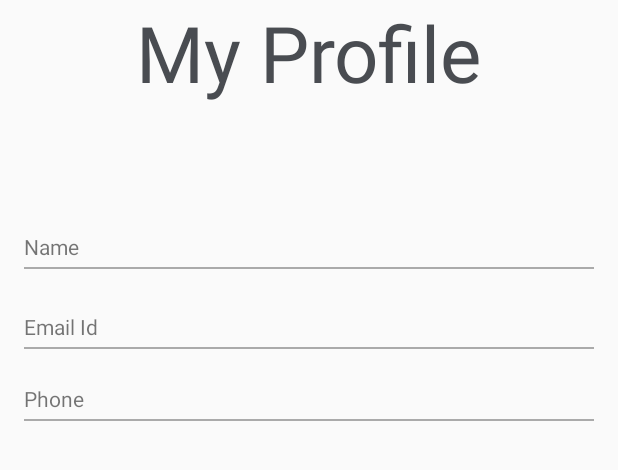
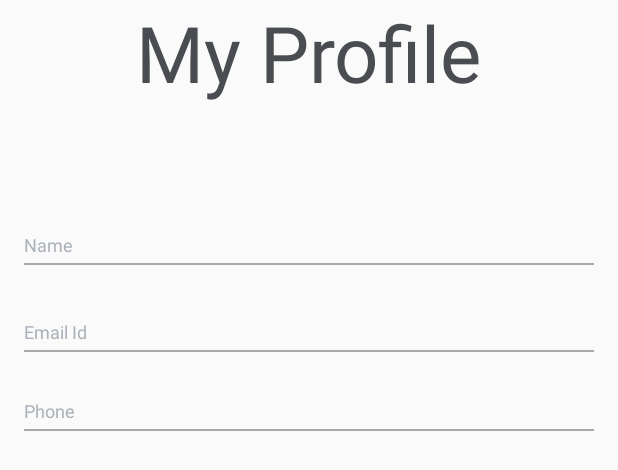
Before and after one commit to Vibeosys/NearbyPets, an Android app: the layout new_profile.xml on its own in the app's theme, with its tools: preview values and no code run, on a phone screen of 412 x 824 dp. Shown: the top 470 px of the screen. Run offline under Robolectric (Android 15) with nearby library versions, the phone set to English and light mode, and no system bars; network calls fail.

```diff
--- a/NearbyPets/app/src/main/java/com/nearbypets/activities/CategoryListActivity.java
+++ b/NearbyPets/app/src/main/java/com/nearbypets/activities/CategoryListActivity.java
@@ -93,7 +93,10 @@ public class CategoryListActivity extends BaseActivity implements
     @Override
     public boolean onCreateOptionsMenu(Menu menu) {
         // Inflate the menu; this adds items to the action bar if it is present.
-        getMenuInflater().inflate(R.menu.main, menu);
+        if (mSessionManager.getUserRoleId() == AppConstants.ROLL_ID_ADMIN)
+            getMenuInflater().inflate(R.menu.main_admin, menu);
+        else
+            getMenuInflater().inflate(R.menu.main, menu);
         return true;
     }
 
--- a/NearbyPets/app/src/main/java/com/nearbypets/activities/PostedAdListActivity.java
+++ b/NearbyPets/app/src/main/java/com/nearbypets/activities/PostedAdListActivity.java
@@ -160,6 +160,7 @@ public class PostedAdListActivity extends ProductListActivity implements
         ProductDataDTO productDataDTO = mProductAdapter.getItem(position);
         Intent intent = new Intent(getApplicationContext(), PostedAdDetailsActivity.class);
         intent.putExtra(AppConstants.PRODUCT_DISTANCE, "" + productDataDTO.getDistance());
+        intent.putExtra(AppConstants.PRODUCT_AD_ID, "" + productDataDTO.getAdId());
         startActivity(intent);
     }
 
--- a/NearbyPets/app/src/main/java/com/nearbypets/activities/SavedAdListActivity.java
+++ b/NearbyPets/app/src/main/java/com/nearbypets/activities/SavedAdListActivity.java
@@ -159,7 +159,7 @@ public class SavedAdListActivity extends ProductListActivity
         ProductDataDTO productDataDTO = mProductAdapter.getItem(position);
         Intent intent = new Intent(getApplicationContext(), SavedAdDetailsActivity.class);
         intent.putExtra(AppConstants.PRODUCT_DISTANCE, "" + productDataDTO.getDistance());
-        //intent.putExtra(AppConstants.PRODUCT_AD_ID, productData.getAdId());
+        intent.putExtra(AppConstants.PRODUCT_AD_ID, productData.getAdId());
         startActivity(intent);
     }
 }
--- a/NearbyPets/app/src/main/res/layout/new_profile.xml
+++ b/NearbyPets/app/src/main/res/layout/new_profile.xml
@@ -3,6 +3,7 @@
     android:layout_width="match_parent"
     android:layout_height="match_parent"
     android:orientation="vertical">
+
     <ProgressBar
         android:id="@+id/progressBar"
         style="?android:attr/progressBarStyleLarge"
@@ -11,6 +12,7 @@
         android:layout_gravity="center"
         android:layout_marginBottom="8dp"
         android:visibility="gone" />
+
     <LinearLayout
         android:id="@+id/profileLinear"
         android:layout_width="match_parent"
@@ -25,7 +27,7 @@
             android:text="My Profile"
             android:textAppearance="?android:attr/textAppearanceLarge"
             android:textColor="@color/primaryText"
-        android:textSize="52sp"/>
+            android:textSize="52sp" />
 
 
         <RelativeLayout xmlns:android="http://schemas.android.com/apk/res/android"
@@ -40,7 +42,6 @@
 
 
             <TextView
-
                 android:id="@+id/FirstNameTitle"
                 android:layout_width="wrap_content"
                 android:layout_height="wrap_content"
@@ -55,8 +56,10 @@
                 android:layout_height="wrap_content"
                 android:layout_alignParentStart="true"
                 android:layout_below="@+id/FirstNameTitle"
+                android:textSize="12sp"
                 android:text="Name"
-            android:textAppearance="?android:attr/textAppearanceSmall" />
+                android:textColor="#ABB2B9"
+                android:textAppearance="?android:attr/textAppearanceMedium" />
 
             <View
                 android:id="@+id/SplitLine_hor1"
@@ -68,23 +71,27 @@
                 android:background="@android:color/darker_gray" />
 
             <TextView
+                android:id="@+id/emailIdTitle"
                 android:layout_width="wrap_content"
                 android:layout_height="wrap_content"
-            android:textAppearance="?android:attr/textAppearanceMedium"
                 android:layout_alignParentStart="true"
+                android:layout_below="@+id/SplitLine_hor1"
+                android:layout_toEndOf="@+id/FirstNameTitle"
+                android:paddingTop="7dp"
                 android:text=""
-            android:id="@+id/emailIdTitle"
-            android:layout_below="@+id/SplitLine_hor1"
-            android:layout_toEndOf="@+id/FirstNameTitle" />
+                android:textAppearance="?android:attr/textAppearanceMedium" />
 
             <TextView
+                android:id="@+id/emailIdHeading"
                 android:layout_width="wrap_content"
                 android:layout_height="wrap_content"
-            android:textAppearance="?android:attr/textAppearanceSmall"
+                android:layout_alignParentStart="true"
+                android:layout_below="@+id/emailIdTitle"
+                android:textSize="12sp"
+                android:textColor="#ABB2B9"
                 android:text="Email Id"
-            android:id="@+id/emailIdHeading"
-            android:layout_below="@+id/emailIdTitle"
-            android:layout_alignParentStart="true" />
+                android:textAppearance="?android:attr/textAppearanceSmall" />
+
             <View
                 android:id="@+id/SplitLine_hor3"
                 android:layout_width="match_parent"
@@ -95,22 +102,25 @@
                 android:background="@android:color/darker_gray" />
 
             <TextView
+                android:id="@+id/phoneNumber"
                 android:layout_width="wrap_content"
                 android:layout_height="wrap_content"
-            android:textAppearance="?android:attr/textAppearanceMedium"
+                android:layout_alignParentStart="true"
+                android:layout_alignTop="@+id/SplitLine_hor3"
+                android:paddingTop="7dp"
                 android:text=" "
-            android:id="@+id/phoneNumber"
-            android:layout_alignTop="@+id/SplitLine_hor3"
-            android:layout_alignParentStart="true" />
+                android:textAppearance="?android:attr/textAppearanceMedium" />
 
             <TextView
+                android:id="@+id/phoneTitle"
                 android:layout_width="wrap_content"
                 android:layout_height="wrap_content"
-            android:textAppearance="?android:attr/textAppearanceSmall"
+                android:layout_alignParentStart="true"
+                android:layout_below="@+id/phoneNumber"
+                android:textColor="#ABB2B9"
+                android:textSize="12sp"
                 android:text="Phone"
-            android:id="@+id/phoneTitle"
-            android:layout_below="@+id/phoneNumber"
-            android:layout_alignParentStart="true" />
+                android:textAppearance="?android:attr/textAppearanceSmall" />
 
             <View
                 android:id="@+id/SplitLine_hor4"
```
Also changed, not shown: NearbyPets/app/src/main/java/com/nearbypets/MainActivity.java (+7 -1 lines), NearbyPets/app/src/main/java/com/nearbypets/activities/ClassifiedAdsActivity.java (+6 -1 lines), NearbyPets/app/src/main/java/com/nearbypets/activities/ProductListActivity.java (+5 -14 lines), NearbyPets/app/src/main/java/com/nearbypets/utils/AppConstants.java (+4 -4 lines), NearbyPets/app/src/main/res/menu/capture_image.xml (+3 -4 lines), NearbyPets/app/src/main/res/menu/main_admin.xml (added, +10 -0 lines), NearbyPets/app/src/main/res/drawable/ic_action_camera.png (added). Lines whose indentation alone changed are shown as unchanged.
